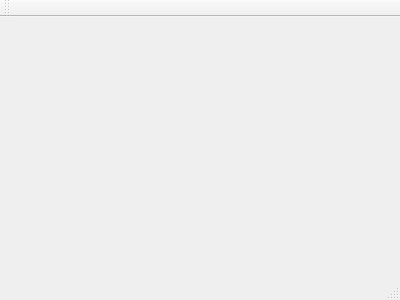
Old version of the form StudentDormManage/mainwindow.ui in the repository ThocatsYoung/StuDormMana.
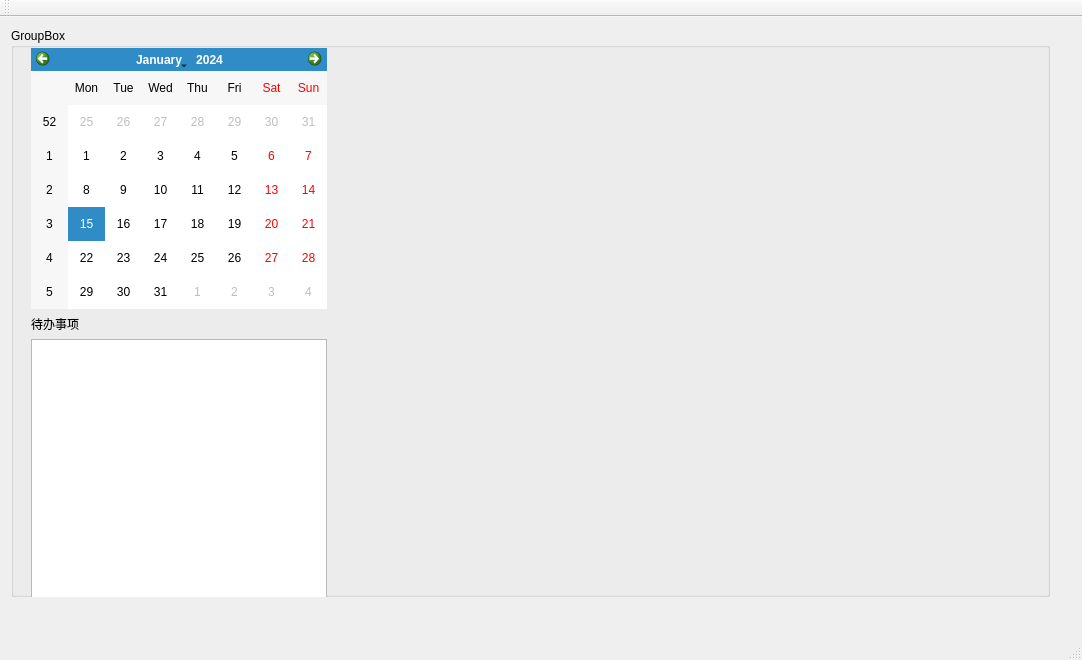
New version of the form.

What changed in the file:
```diff
--- a/StudentDormManage/mainwindow.ui
+++ b/StudentDormManage/mainwindow.ui
@@ -1,24 +1,100 @@
 <ui version="4.0">
  <class>MainWindow</class>
- <widget class="QMainWindow" name="MainWindow" >
-  <property name="geometry" >
+ <widget class="QMainWindow" name="MainWindow">
+  <property name="geometry">
    <rect>
     <x>0</x>
     <y>0</y>
-    <width>400</width>
-    <height>300</height>
+    <width>1082</width>
+    <height>660</height>
    </rect>
   </property>
   <property name="windowTitle" >
    <string>MainWindow</string>
   </property>
-  <widget class="QMenuBar" name="menuBar" />
-  <widget class="QToolBar" name="mainToolBar" />
-  <widget class="QWidget" name="centralWidget" />
-  <widget class="QStatusBar" name="statusBar" />
+  <widget class="QWidget" name="centralWidget">
+   <widget class="QWidget" name="horizontalLayoutWidget">
+    <property name="geometry">
+     <rect>
+      <x>0</x>
+      <y>0</y>
+      <width>1061</width>
+      <height>591</height>
+     </rect>
+    </property>
+    <layout class="QHBoxLayout" name="horizontalLayout">
+     <item>
+      <widget class="QGroupBox" name="groupBox">
+       <property name="title">
+        <string>GroupBox</string>
+       </property>
+       <widget class="QWidget" name="verticalLayoutWidget">
+        <property name="geometry">
+         <rect>
+          <x>10</x>
+          <y>10</y>
+          <width>316</width>
+          <height>571</height>
+         </rect>
+        </property>
+        <layout class="QVBoxLayout" name="verticalLayout">
+         <property name="leftMargin">
+          <number>10</number>
+         </property>
+         <property name="topMargin">
+          <number>10</number>
+         </property>
+         <property name="rightMargin">
+          <number>10</number>
+         </property>
+         <property name="bottomMargin">
+          <number>10</number>
+         </property>
+         <item>
+          <widget class="QCalendarWidget" name="calendarWidget">
+           <property name="dateEditEnabled">
+            <bool>false</bool>
+           </property>
+          </widget>
+         </item>
+         <item>
+          <widget class="QLabel" name="label">
+           <property name="text">
+            <string>待办事项</string>
+           </property>
+          </widget>
+         </item>
+         <item>
+          <widget class="QListWidget" name="listWidget"/>
+         </item>
+        </layout>
+       </widget>
+      </widget>
+     </item>
+    </layout>
+   </widget>
+  </widget>
+  <widget class="QMenuBar" name="menuBar">
+   <property name="geometry">
+    <rect>
+     <x>0</x>
+     <y>0</y>
+     <width>1082</width>
+     <height>26</height>
+    </rect>
+   </property>
+  </widget>
+  <widget class="QToolBar" name="mainToolBar">
+   <attribute name="toolBarArea">
+    <enum>TopToolBarArea</enum>
+   </attribute>
+   <attribute name="toolBarBreak">
+    <bool>false</bool>
+   </attribute>
+  </widget>
+  <widget class="QStatusBar" name="statusBar"/>
  </widget>
- <layoutDefault spacing="6" margin="11" />
- <pixmapfunction></pixmapfunction>
+ <layoutdefault spacing="6" margin="11"/>
  <resources/>
  <connections/>
 </ui>
```
Left out of the diff: 3 changed lines with no effect on the pictures.
